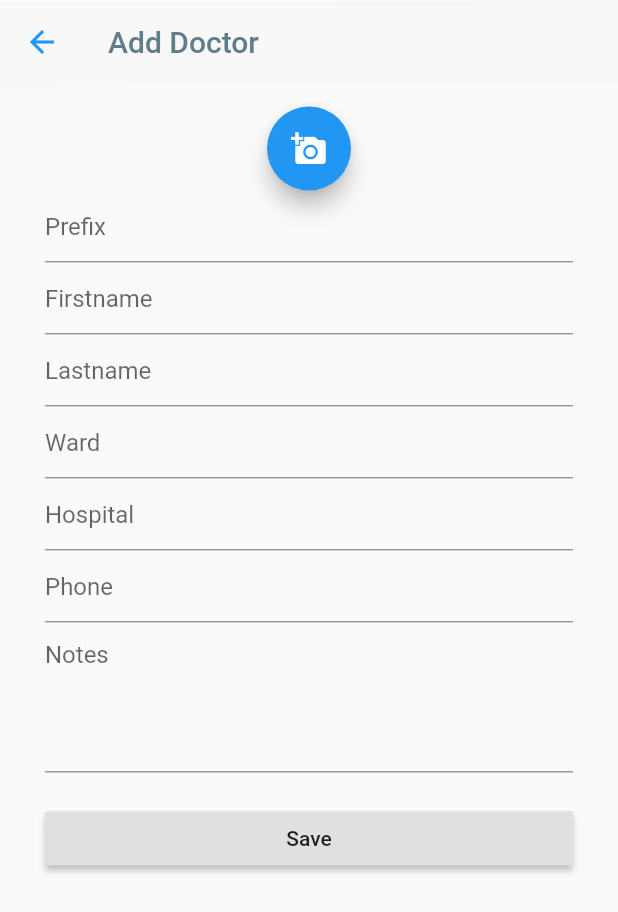
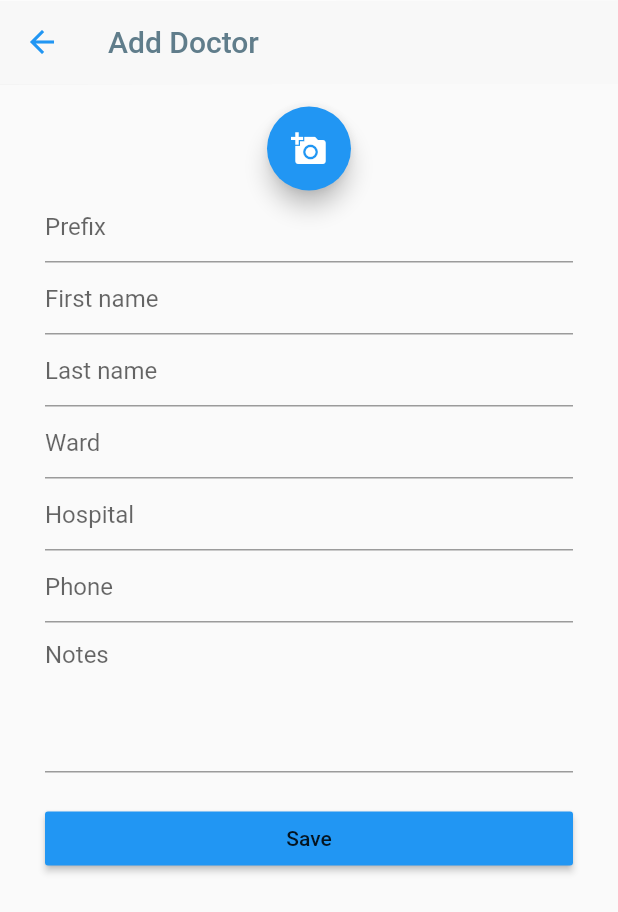
Before and after one commit to max71126/Medicare, a Flutter app: the AddDoctorPage screen opened directly with empty values, on a phone screen of 412 x 824 dp. Shown: the top 912 px of the screen. Run offline on Flutter 3.47's test engine with Material 2 defaults, Android fonts, the phone set to English and light mode, and no system bars; our stand-ins replace cloud_firestore, firebase_auth, image_picker; accounts and stored records are empty.

Commit message:
:sparkles: Completes Add Doctor Page

```diff
--- a/lib/gui/add_doctor_page.dart
+++ b/lib/gui/add_doctor_page.dart
@@ -20,6 +20,14 @@ class AddDoctorPage extends StatefulWidget {
 }
 
 class _AddDoctorPageState extends State<AddDoctorPage> {
+  final GlobalKey<FormState> _formKey = GlobalKey<FormState>();
+  static final TextEditingController _controllerPrefix = TextEditingController();
+  static final TextEditingController _controllerFirstName = TextEditingController();
+  static final TextEditingController _controllerLastName = TextEditingController();
+  static final TextEditingController _controllerWard = TextEditingController();
+  static final TextEditingController _controllerHospital = TextEditingController();
+  static final TextEditingController _controllerPhone = TextEditingController();
+  static final TextEditingController _controllerNotes = TextEditingController();
   File _image;
 
   Future getImage() async {
@@ -42,7 +50,9 @@ class _AddDoctorPageState extends State<AddDoctorPage> {
         backgroundColor: Colors.white.withOpacity(0.9),
         elevation: 0.1,
       ),
-      body: Center(
+      body: Form(
+        key: this._formKey,
+        child: Center(
           child: ListView(
             padding: EdgeInsets.only(left: 30.0, top: 15.0, right: 30.0, bottom: 15.0),
             children: <Widget>[
@@ -51,40 +61,70 @@ class _AddDoctorPageState extends State<AddDoctorPage> {
                 tooltip: 'Pick Image',
                 child: Icon(Icons.add_a_photo),
               ),
-            // TODO: Completes form
               TextFormField(
+                controller: _controllerPrefix,
                 decoration: InputDecoration(hintText: 'Prefix'),
+                validator: (String text) {
+                  if (text.isEmpty) {
+                    return 'Please fill doctor\'s prefix';
+                  }
+                },
               ),
               TextFormField(
-              decoration: InputDecoration(hintText: 'Firstname'),
+                controller: _controllerFirstName,
+                decoration: InputDecoration(hintText: 'First name'),
+                validator: (String text) {
+                  if (text.isEmpty) {
+                    return 'Please fill doctor\'s first name';
+                  }
+                },
               ),
               TextFormField(
-              decoration: InputDecoration(hintText: 'Lastname'),
+                controller: _controllerLastName,
+                decoration: InputDecoration(hintText: 'Last name'),
+                validator: (String text) {
+                  if (text.isEmpty) {
+                    return 'Please fill doctor\'s last name';
+                  }
+                },
               ),
               TextFormField(
+                controller: _controllerWard,
                 decoration: InputDecoration(hintText: 'Ward'),
               ),
               TextFormField(
+                controller: _controllerHospital,
                 decoration: InputDecoration(hintText: 'Hospital'),
+                validator: (String text) {
+                  if (text.isEmpty) {
+                    return 'Please fill hospital';
+                  }
+                },
               ),
               TextFormField(
+                controller: _controllerPhone,
                 decoration: InputDecoration(hintText: 'Phone'),
               ),
               TextFormField(
+                controller: _controllerNotes,
                 maxLines: 4,
                 decoration: InputDecoration(hintText: 'Notes'),
               ),
               SizedBox(height: 20.0),
               RaisedButton(
                 child: Text('Save'),
+                color: Theme.of(context).primaryColor,
                 onPressed: () {
+                  if (this._formKey.currentState.validate()) {
                     widget._refreshState();
                     Navigator.pop(context);
+                  }
                 },
               ),
             ],
           ),
         ),
+      ),
     );
   }
 }
```
Lines whose indentation alone changed are shown as unchanged.
